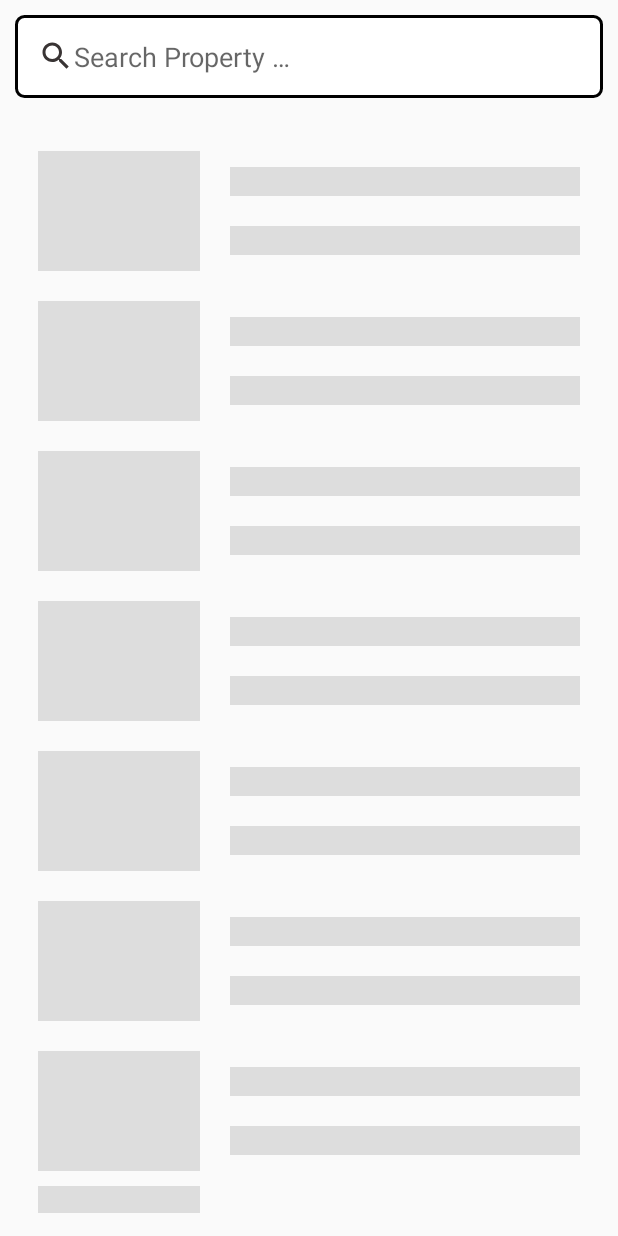
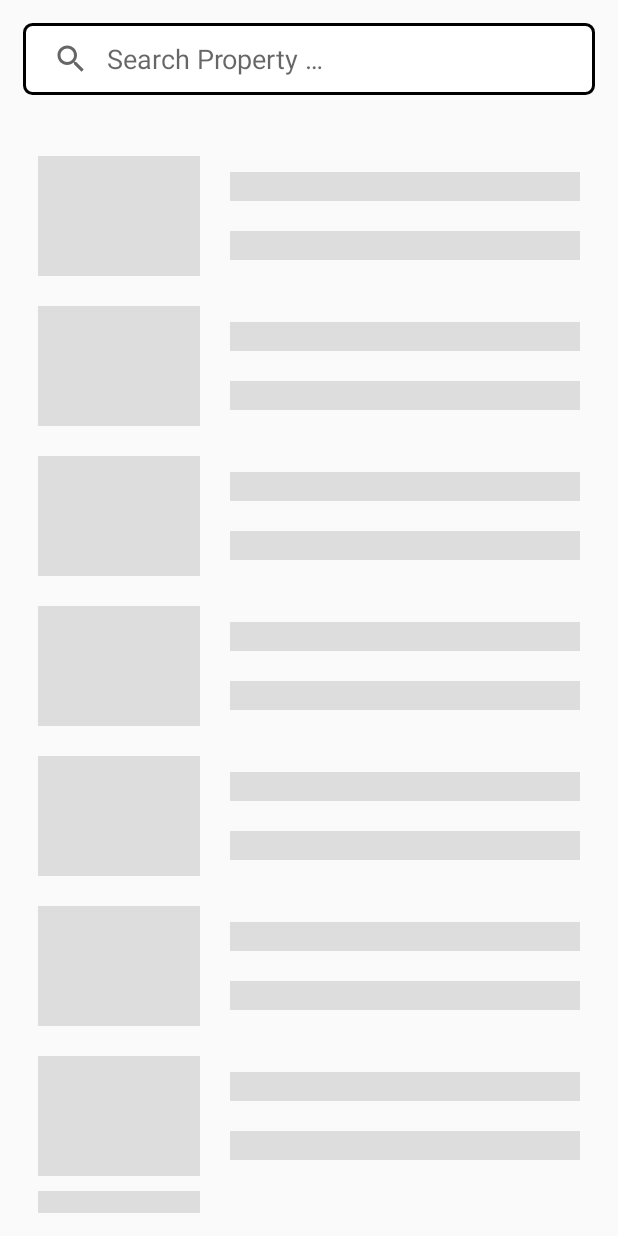
Before and after one commit to Tejeet/demoNoBroker, an Android app: the screen it shows after launch (MainActivity), on a phone screen of 412 x 824 dp. Run offline under Robolectric (Android 15) with nearby library versions, the phone set to English and light mode, and no system bars; our stand-ins replace Shimmer; network calls fail; 2 statements that could not run were skipped.

Commit message:
Added Final All Features

```diff
--- a/APP_NoBroker_API/app/build.gradle
+++ b/APP_NoBroker_API/app/build.gradle
@@ -62,9 +62,9 @@ dependencies {
     //Room
 
     //implementation "androidx.room:room-runtime:$jetpack_version"
-    implementation "androidx.room:room-ktx:$jetpack_version"
-    kapt "androidx.room:room-compiler:$jetpack_version"
-    kapt "com.android.databinding:compiler:$jetpack_version"
+    implementation "androidx.room:room-ktx:2.3.0"
+    kapt "androidx.room:room-compiler:2.3.0"
+    kapt "com.android.databinding:compiler:3.1.4"
 
     // Retrofit & OkHttp
     implementation "com.squareup.retrofit2:retrofit:$retrofit_version"
--- a/APP_NoBroker_API/app/src/main/AndroidManifest.xml
+++ b/APP_NoBroker_API/app/src/main/AndroidManifest.xml
@@ -11,6 +11,7 @@
         android:label="@string/app_name"
         android:roundIcon="@drawable/logo"
         android:supportsRtl="true"
+        android:name=".ui.UserApplication"
         android:theme="@style/Theme.NoBrokerDemoAPI">
         <activity android:name=".ui.ItemDetails" />
         <activity
--- /dev/null
+++ b/APP_NoBroker_API/app/src/main/java/com/tejeet/nobrokerdemoapi/Model/UserDataDao.kt
@@ -0,0 +1,19 @@
+package com.tejeet.guessmyageroommvvm.Model
+
+import android.service.autofill.UserData
+import androidx.room.*
+
+@Dao
+interface UserDataDao {
+
+    @Insert(onConflict = OnConflictStrategy.IGNORE)
+    fun setDBPosts(userPostsEntity : UserPostsEntity)
+
+    @Query("SELECT * FROM posts")
+    fun getDBPosts(): List<UserPostsEntity>
+
+    @Query("DELETE FROM posts")
+    fun deleteAllPostsDB()
+
+
+}
--- a/APP_NoBroker_API/app/src/main/java/com/tejeet/nobrokerdemoapi/ui/ItemDetails.kt
+++ b/APP_NoBroker_API/app/src/main/java/com/tejeet/nobrokerdemoapi/ui/ItemDetails.kt
@@ -22,7 +22,6 @@ class ItemDetails : AppCompatActivity() {
 
 
 
-
         val inData = intent.getSerializableExtra(ConstantsData.DATA_POST_TO_POST_DETAILS) as? UserPosts
 
         supportActionBar!!.title = "${inData?.title} Details"
@@ -34,7 +33,6 @@ class ItemDetails : AppCompatActivity() {
             .load(inData?.image)
             .diskCacheStrategy(DiskCacheStrategy.ALL)
             .into(iv_post_profile_details)
-
 
 
     }
--- a/APP_NoBroker_API/app/src/main/java/com/tejeet/nobrokerdemoapi/ui/MainActivity.kt
+++ b/APP_NoBroker_API/app/src/main/java/com/tejeet/nobrokerdemoapi/ui/MainActivity.kt
@@ -2,23 +2,33 @@ package com.tejeet.nobrokerdemoapi.ui
 
 import android.content.DialogInterface
 import android.content.Intent
+import android.net.ConnectivityManager
 import androidx.appcompat.app.AppCompatActivity
 import android.os.Bundle
 import android.text.Editable
 import android.text.TextWatcher
 import android.util.Log
 import android.view.View
+import android.widget.SearchView
+import android.widget.Toast
 import androidx.appcompat.app.AlertDialog
+import androidx.core.content.ContextCompat
 import androidx.core.widget.addTextChangedListener
 import androidx.lifecycle.ViewModelProviders
 import androidx.recyclerview.widget.LinearLayoutManager
+import com.tejeet.guessmyageroommvvm.Model.UserPostsEntity
 import com.tejeet.nobrokerdemoapi.R
 import com.tejeet.nobrokerdemoapi.constants.ConstantsData
 import com.tejeet.nobrokerdemoapi.dataModel.UserPosts
+import com.tejeet.nobrokerdemoapi.repository.PostsDataRepository
 import com.tejeet.nobrokerdemoapi.ui.adapters.PostsAdapter
 import com.tejeet.nobrokerdemoapi.ui.listners.PostsClickListner
 import com.tejeet.nobrokerdemoapi.viewmodel.PostsViewModel
+import com.tejeet.nobrokerdemoapi.viewmodel.PostsViewModelFactory
 import kotlinx.android.synthetic.main.activity_main.*
+import kotlinx.coroutines.CoroutineScope
+import kotlinx.coroutines.Dispatchers
+import kotlinx.coroutines.launch
 
 class MainActivity : AppCompatActivity(), PostsClickListner {
 
@@ -26,6 +36,10 @@ class MainActivity : AppCompatActivity(), PostsClickListner {
     private var postListData: List<UserPosts> = listOf()
 
     private val TAG = "tag"
+
+    private lateinit var viewModel : PostsViewModel
+
+    lateinit var dbData : UserPostsEntity
 
 
     override fun onCreate(savedInstanceState: Bundle?) {
@@ -38,9 +52,18 @@ class MainActivity : AppCompatActivity(), PostsClickListner {
         shimmerFrameLayout.visibility = View.VISIBLE
         rcvPosts.visibility = View.GONE
 
-        val myViewModel: PostsViewModel = ViewModelProviders.of(this).get(PostsViewModel::class.java)
 
-        myViewModel.getPosts().observe(this, {
+        val appObj  = application as UserApplication
+        val reposotory : PostsDataRepository = appObj.repository
+
+        val viewModelFactory : PostsViewModelFactory = PostsViewModelFactory(reposotory)
+
+        viewModel = ViewModelProviders.of(this, viewModelFactory).get(PostsViewModel::class.java)
+
+
+        if(isNetworkConnected()){
+
+            viewModel.getPosts().observe(this, {
 
                 val resp: List<UserPosts> = it!!
 
@@ -52,19 +75,45 @@ class MainActivity : AppCompatActivity(), PostsClickListner {
                 rcvPosts.visibility = View.VISIBLE
 
             })
+        }
+        else{
 
-        et_posts_query.addTextChangedListener(object : TextWatcher {
-            override fun afterTextChanged(s: Editable?) {
-                Log.d(TAG, "afterTextChanged: ${s}")
-                filter(s.toString());
+            Toast.makeText(this, " No Internet loading Cached data ", Toast.LENGTH_SHORT)
+                .show()
+
+            CoroutineScope(Dispatchers.IO).launch {
+                val resp: List<UserPostsEntity> = appObj.usersDao.getDBPosts()
+
+                var postDataDB  = ArrayList<UserPosts>()
+
+
+                resp.forEach {
+                    val data = UserPosts(it.title, it.subTitle, it.image)
+                    postDataDB.add(data)
                 }
 
-            override fun beforeTextChanged(s: CharSequence?, start: Int, count: Int, after: Int) {
+                postsAdapter.updateData(postDataDB)
 
             }
 
-            override fun onTextChanged(s: CharSequence?, start: Int, before: Int, count: Int) {
+            shimmerFrameLayout.stopShimmerAnimation()
+            shimmerFrameLayout.visibility = View.GONE
+            rcvPosts.visibility = View.VISIBLE
 
+
+
+        }
+
+
+
+        sv_post_query.setOnQueryTextListener(object : SearchView.OnQueryTextListener {
+            override fun onQueryTextSubmit(query: String?): Boolean {
+                return true
+            }
+
+            override fun onQueryTextChange(newText: String?): Boolean {
+                newText?.let { filter(it) }
+                return true
             }
         })
 
@@ -72,10 +121,10 @@ class MainActivity : AppCompatActivity(), PostsClickListner {
     }
 
     fun filter(text: String) {
-        Log.d(TAG, "Orifinal List is ${postListData}")
+        Log.d(TAG, "Original List is ${postListData}")
         val filteredList: ArrayList<UserPosts> = ArrayList()
         for (item in postListData) {
-            if (item.title!!.toLowerCase().contains(text.toLowerCase()) || item.subTitle!!.toLowerCase().contains(text.toLowerCase())) {
+            if (item.title!!.toLowerCase().contains(text.toLowerCase())) {
                 filteredList.add(item)
             }
         }
@@ -126,15 +175,21 @@ class MainActivity : AppCompatActivity(), PostsClickListner {
     override fun onItemClick(data: UserPosts) {
 
         Log.d(TAG, "Post Item Clicked is ${data.title}")
-        gotoPostdetails(data)
+        gotoPostdetails(data)  // Pass Clicked Item to Next Activity
 
     }
 
     private fun gotoPostdetails(postData: UserPosts) {
+
         intent = Intent(this, ItemDetails::class.java);
         intent.putExtra(ConstantsData.DATA_POST_TO_POST_DETAILS, postData)
         startActivity(intent);
         overridePendingTransition(R.anim.enter_first, R.anim.enter_second);
         finish();
     }
+
+    private fun isNetworkConnected(): Boolean {
+        val cm = getSystemService(CONNECTIVITY_SERVICE) as ConnectivityManager
+        return cm.activeNetworkInfo != null && cm.activeNetworkInfo!!.isConnected
     }
+}
--- /dev/null
+++ b/APP_NoBroker_API/app/src/main/java/com/tejeet/nobrokerdemoapi/ui/UserApplication.kt
@@ -0,0 +1,25 @@
+package com.tejeet.nobrokerdemoapi.ui
+
+import android.app.Application
+import android.net.ConnectivityManager
+import androidx.appcompat.app.AppCompatActivity
+import androidx.core.content.ContextCompat.getSystemService
+import com.tejeet.guessmyageroommvvm.Model.UserDataBase
+import com.tejeet.nobrokerdemoapi.repository.PostsDataRepository
+
+class UserApplication : Application() {
+
+    val usersDao by lazy {
+
+        val myRoomDb : UserDataBase = UserDataBase.getDataBase(this)
+        myRoomDb.getUserDataDao()
+    }
+
+    val repository : PostsDataRepository by lazy {
+        PostsDataRepository(usersDao)
+    }
+
+
+
+
+}
--- a/APP_NoBroker_API/app/src/main/java/com/tejeet/nobrokerdemoapi/viewmodel/PostsViewModel.kt
+++ b/APP_NoBroker_API/app/src/main/java/com/tejeet/nobrokerdemoapi/viewmodel/PostsViewModel.kt
@@ -8,9 +8,8 @@ import com.tejeet.nobrokerdemoapi.dataModel.UserPosts
 import com.tejeet.nobrokerdemoapi.repository.PostsDataRepository
 import kotlinx.coroutines.Dispatchers
 
-class PostsViewModel() : ViewModel() {
+class PostsViewModel(val repo : PostsDataRepository) : ViewModel() {
 
-    val repo = PostsDataRepository()
 
     fun getPosts() : LiveData<List<UserPosts>>{
 
--- /dev/null
+++ b/APP_NoBroker_API/app/src/main/java/com/tejeet/nobrokerdemoapi/viewmodel/PostsViewModelFactory.kt
@@ -0,0 +1,12 @@
+package com.tejeet.nobrokerdemoapi.viewmodel
+
+import androidx.lifecycle.ViewModel
+import androidx.lifecycle.ViewModelProvider
+import com.tejeet.nobrokerdemoapi.repository.PostsDataRepository
+
+class PostsViewModelFactory(val repository: PostsDataRepository) : ViewModelProvider.Factory {
+    override fun <T : ViewModel?> create(modelClass: Class<T>): T {
+
+        return PostsViewModel(repository) as T
+    }
+}
--- /dev/null
+++ b/APP_NoBroker_API/app/src/main/res/drawable/ic_baseline_cancel_24.xml
@@ -0,0 +1,5 @@
+<vector android:height="24dp" android:tint="#393434"
+    android:viewportHeight="24" android:viewportWidth="24"
+    android:width="24dp" xmlns:android="http://schemas.android.com/apk/res/android">
+    <path android:fillColor="@android:color/white" android:pathData="M12,2C6.47,2 2,6.47 2,12s4.47,10 10,10 10,-4.47 10,-10S17.53,2 12,2zM17,15.59L15.59,17 12,13.41 8.41,17 7,15.59 10.59,12 7,8.41 8.41,7 12,10.59 15.59,7 17,8.41 13.41,12 17,15.59z"/>
+</vector>
--- a/APP_NoBroker_API/app/src/main/res/layout/activity_item_details.xml
+++ b/APP_NoBroker_API/app/src/main/res/layout/activity_item_details.xml
@@ -1,6 +1,5 @@
 <?xml version="1.0" encoding="utf-8"?>
 <LinearLayout xmlns:android="http://schemas.android.com/apk/res/android"
-    xmlns:app="http://schemas.android.com/apk/res-auto"
     xmlns:tools="http://schemas.android.com/tools"
     android:layout_width="match_parent"
     android:layout_height="match_parent"
--- a/APP_NoBroker_API/app/src/main/res/layout/activity_main.xml
+++ b/APP_NoBroker_API/app/src/main/res/layout/activity_main.xml
@@ -1,6 +1,5 @@
 <?xml version="1.0" encoding="utf-8"?>
 <LinearLayout xmlns:android="http://schemas.android.com/apk/res/android"
-    xmlns:app="http://schemas.android.com/apk/res-auto"
     xmlns:tools="http://schemas.android.com/tools"
     android:layout_width="match_parent"
     android:layout_height="match_parent"
@@ -8,17 +7,19 @@
     tools:context=".ui.MainActivity">
 
 
-    <EditText
-        android:id="@+id/et_posts_query"
+    <SearchView
+        android:id="@+id/sv_post_query"
         android:layout_width="match_parent"
         android:layout_height="wrap_content"
-        android:layout_margin="@dimen/dp_10"
-        android:drawableStart="@drawable/ic_baseline_search_24"
-        android:hint="@string/search_property_hint_text"
+        android:layout_margin="15dp"
         android:background="@drawable/design_searchbox_bg"
-        android:padding="@dimen/dp_15"
-        android:lines="1"
-        android:maxLines="1" />
+        android:closeIcon="@drawable/ic_baseline_cancel_24"
+        android:focusable="false"
+        android:focusableInTouchMode="false"
+        android:iconifiedByDefault="false"
+        android:queryBackground="@null"
+        android:queryHint="@string/search_property_hint_text" />
+
 
     <com.facebook.shimmer.ShimmerFrameLayout
         android:id="@+id/shimmerFrameLayout"
@@ -37,16 +38,27 @@
             <include layout="@layout/shimmer_property_item_layout" />
 
             <include layout="@layout/shimmer_property_item_layout" />
+
             <include layout="@layout/shimmer_property_item_layout" />
+
             <include layout="@layout/shimmer_property_item_layout" />
+
             <include layout="@layout/shimmer_property_item_layout" />
+
             <include layout="@layout/shimmer_property_item_layout" />
+
             <include layout="@layout/shimmer_property_item_layout" />
+
             <include layout="@layout/shimmer_property_item_layout" />
+
             <include layout="@layout/shimmer_property_item_layout" />
+
             <include layout="@layout/shimmer_property_item_layout" />
+
             <include layout="@layout/shimmer_property_item_layout" />
+
             <include layout="@layout/shimmer_property_item_layout" />
+
             <include layout="@layout/shimmer_property_item_layout" />
 
 
--- a/APP_NoBroker_API/app/src/main/res/values/colors.xml
+++ b/APP_NoBroker_API/app/src/main/res/values/colors.xml
@@ -1,7 +1,7 @@
 <?xml version="1.0" encoding="utf-8"?>
 <resources>
     <color name="purple_200">#F4354F</color>
-    <color name="purple_500">#962030</color>
+    <color name="purple_500">#CC727E</color>
     <color name="purple_700">#CC727E</color>
     <color name="teal_200">#FF03DAC5</color>
     <color name="teal_700">#FF018786</color>
--- a/APP_NoBroker_API/build.gradle
+++ b/APP_NoBroker_API/build.gradle
@@ -1,6 +1,6 @@
 // Top-level build file where you can add configuration options common to all sub-projects/modules.
 buildscript {
-    ext.kotlin_version = "1.5.21"
+    ext.kotlin_version = "1.5.10"
     repositories {
         google()
         mavenCentral()
```
Also changed, not shown: APP_NoBroker_API/app/src/main/java/com/tejeet/nobrokerdemoapi/Model/UserDataBase.kt (added, +39 -0 lines), APP_NoBroker_API/app/src/main/java/com/tejeet/nobrokerdemoapi/Model/UserPostsEntity.kt (added, +15 -0 lines), APP_NoBroker_API/app/src/main/java/com/tejeet/nobrokerdemoapi/constants/Utils.kt (added, +10 -0 lines), APP_NoBroker_API/app/src/main/java/com/tejeet/nobrokerdemoapi/repository/PostsDataRepository.kt (+15 -1 lines). Lines whose indentation alone changed are shown as unchanged.
